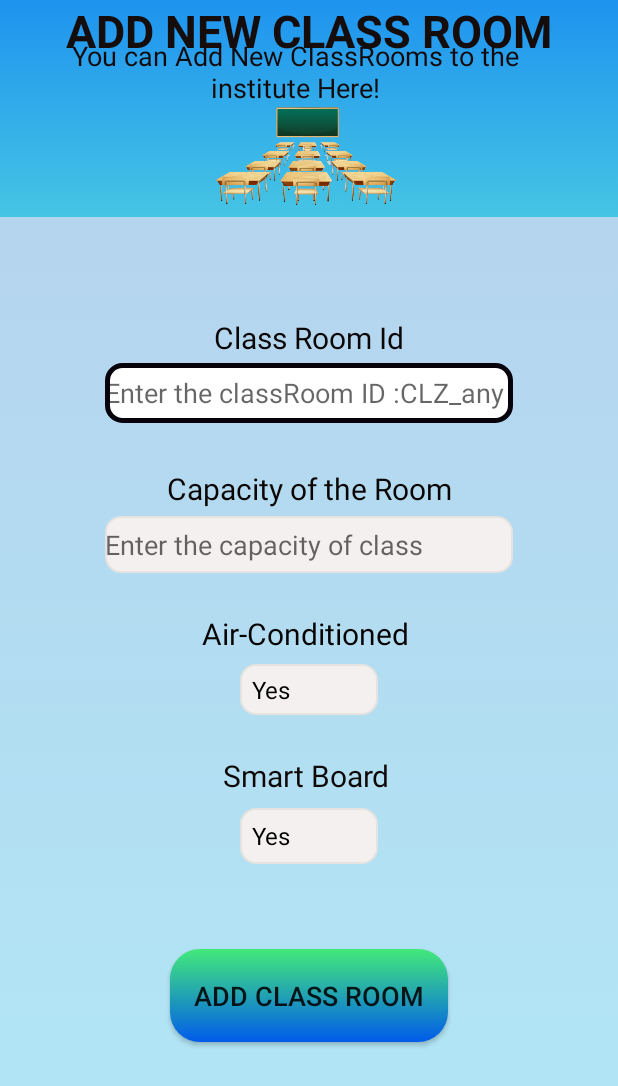
After one commit to PraveenRanasinghe/Timetabling-System-Mobile-App, an Android app: the add_classroom screen opened directly, with no data from a screen before it, on a phone screen of 412 x 824 dp. The commit adds this screen. Shown: the top 1086 px of the screen. Run offline under Robolectric (Android 15) with nearby library versions, the phone set to English and light mode, and no system bars.

Commit message:
Completed basic designs for admin dashboard

```diff
--- a/app/src/main/AndroidManifest.xml
+++ b/app/src/main/AndroidManifest.xml
@@ -9,7 +9,8 @@
         android:roundIcon="@mipmap/ic_launcher_round"
         android:supportsRtl="true"
         android:theme="@style/AppTheme">
-        <activity android:name=".add_batch"></activity>
+        <activity android:name=".add_classroom"></activity>
+        <activity android:name=".add_batch" />
         <activity android:name=".add_module" />
         <activity android:name=".add_lecturer" />
         <activity android:name=".add_student" />
--- /dev/null
+++ b/app/src/main/java/com/example/my_timetable/add_classroom.java
@@ -0,0 +1,30 @@
+package com.example.my_timetable;
+
+import androidx.appcompat.app.AppCompatActivity;
+
+import android.os.Bundle;
+import android.widget.ArrayAdapter;
+import android.widget.Spinner;
+
+public class add_classroom extends AppCompatActivity {
+
+    private Spinner spinner, spinner1;
+
+    @Override
+    protected void onCreate(Bundle savedInstanceState) {
+        super.onCreate(savedInstanceState);
+        setContentView(R.layout.activity_add_classroom);
+
+        spinner = findViewById(R.id.spinner);
+        spinner1= findViewById(R.id.spinner1);
+
+        String[] items={"Yes","No"};
+        String[] items1={"Yes","No"};
+
+        ArrayAdapter arrayAdapter = new ArrayAdapter(this,R.layout.support_simple_spinner_dropdown_item,items);
+        spinner.setAdapter(arrayAdapter);
+
+        ArrayAdapter arrayAdapter1 = new ArrayAdapter(this,R.layout.support_simple_spinner_dropdown_item,items1);
+        spinner1.setAdapter(arrayAdapter1);
+    }
+}
--- a/app/src/main/java/com/example/my_timetable/admin_classroom_operations.java
+++ b/app/src/main/java/com/example/my_timetable/admin_classroom_operations.java
@@ -2,7 +2,9 @@ package com.example.my_timetable;
 
 import androidx.appcompat.app.AppCompatActivity;
 
+import android.content.Intent;
 import android.os.Bundle;
+import android.view.View;
 
 public class admin_classroom_operations extends AppCompatActivity {
 
@@ -11,4 +13,8 @@ public class admin_classroom_operations extends AppCompatActivity {
         super.onCreate(savedInstanceState);
         setContentView(R.layout.activity_admin_classroom_operations);
     }
+
+    public void addClassroom(View view){
+        startActivity(new Intent(admin_classroom_operations.this,add_classroom.class));
+    }
 }
--- /dev/null
+++ b/app/src/main/res/layout/activity_add_classroom.xml
@@ -0,0 +1,180 @@
+<?xml version="1.0" encoding="utf-8"?>
+<RelativeLayout xmlns:android="http://schemas.android.com/apk/res/android"
+    xmlns:app="http://schemas.android.com/apk/res-auto"
+    xmlns:tools="http://schemas.android.com/tools"
+    android:layout_width="match_parent"
+    android:layout_height="match_parent"
+    android:background="@drawable/background"
+    >
+
+    <TextView
+        android:id="@+id/textView5"
+        android:layout_width="match_parent"
+        android:layout_height="167dp"
+        android:layout_alignParentTop="true"
+        android:layout_alignParentEnd="true"
+        android:layout_alignParentBottom="true"
+        android:layout_marginTop="0dp"
+        android:layout_marginEnd="0dp"
+        android:layout_marginBottom="679dp"
+        android:background="@drawable/header"
+        android:text="ADD NEW CLASS ROOM"
+        android:textAlignment="center"
+        android:textColor="#150C0C"
+        android:textSize="30sp"
+        android:textStyle="bold" />
+
+    <TextView
+        android:id="@+id/textView6"
+        android:layout_width="323dp"
+        android:layout_height="wrap_content"
+        android:layout_alignParentEnd="true"
+        android:layout_alignParentBottom="true"
+        android:layout_marginEnd="53dp"
+        android:layout_marginBottom="753dp"
+        android:text="You can Add New ClassRooms to the institute Here!"
+        android:textAlignment="center"
+        android:textColor="#120A0A"
+        android:textSize="18sp" />
+
+    <TextView
+        android:id="@+id/textView9"
+        android:layout_width="wrap_content"
+        android:layout_height="wrap_content"
+        android:layout_alignParentStart="true"
+        android:layout_alignParentEnd="true"
+        android:layout_alignParentBottom="true"
+        android:layout_marginStart="100dp"
+        android:layout_marginEnd="100dp"
+        android:layout_marginBottom="585dp"
+        android:text="Class Room Id"
+        android:textAlignment="center"
+        android:textColor="#0C0707"
+        android:textSize="20sp" />
+
+    <EditText
+        android:id="@+id/editTextTextPersonName"
+        android:layout_width="292dp"
+        android:layout_height="40dp"
+        android:layout_alignParentStart="true"
+        android:layout_alignParentEnd="true"
+        android:layout_alignParentBottom="true"
+        android:layout_marginStart="70dp"
+        android:layout_marginEnd="70dp"
+        android:layout_marginBottom="542dp"
+        android:background="@drawable/custom_input"
+        android:ems="10"
+        android:hint="Enter the classRoom ID :CLZ_any"
+        android:inputType="textPersonName" />
+
+    <TextView
+        android:id="@+id/textView10"
+        android:layout_width="227dp"
+        android:layout_height="30dp"
+        android:layout_alignParentStart="true"
+        android:layout_alignParentEnd="true"
+        android:layout_alignParentBottom="true"
+        android:layout_marginStart="106dp"
+        android:layout_marginEnd="106dp"
+        android:layout_marginBottom="482dp"
+        android:text="Capacity of the Room"
+        android:textAlignment="center"
+        android:textColor="#0B0606"
+        android:textSize="20sp" />
+
+    <EditText
+        android:id="@+id/editTextTextPersonName2"
+        android:layout_width="287dp"
+        android:layout_height="38dp"
+        android:layout_alignParentStart="true"
+        android:layout_alignParentEnd="true"
+        android:layout_alignParentBottom="true"
+        android:layout_marginStart="70dp"
+        android:layout_marginEnd="70dp"
+        android:layout_marginBottom="442dp"
+        android:background="@drawable/custom_input"
+        android:ems="10"
+        android:hint="Enter the capacity of class"
+        android:inputType="textPersonName" />
+
+    <TextView
+        android:id="@+id/textView11"
+        android:layout_width="227dp"
+        android:layout_height="33dp"
+        android:layout_alignParentStart="true"
+        android:layout_alignParentEnd="true"
+        android:layout_alignParentBottom="true"
+        android:layout_marginStart="106dp"
+        android:layout_marginEnd="106dp"
+        android:layout_marginBottom="382dp"
+        android:text="Air-Conditioned "
+        android:textAlignment="center"
+        android:textColor="#070404"
+        android:textSize="20sp" />
+
+    <Spinner
+        android:id="@+id/spinner"
+        android:layout_width="114dp"
+        android:layout_height="34dp"
+        android:layout_alignParentStart="true"
+        android:layout_alignParentEnd="true"
+        android:layout_alignParentBottom="true"
+        android:layout_marginStart="160dp"
+        android:layout_marginEnd="160dp"
+        android:layout_marginBottom="347dp"
+        android:background="@drawable/custom_input" />
+
+    <TextView
+        android:id="@+id/textView13"
+        android:layout_width="218dp"
+        android:layout_height="33dp"
+        android:layout_alignParentStart="true"
+        android:layout_alignParentEnd="true"
+        android:layout_alignParentBottom="true"
+        android:layout_marginStart="106dp"
+        android:layout_marginEnd="106dp"
+        android:layout_marginBottom="287dp"
+        android:text="Smart Board "
+        android:textAlignment="center"
+        android:textColor="#0E0808"
+        android:textSize="20sp" />
+
+    <Spinner
+        android:id="@+id/spinner1"
+        android:layout_width="wrap_content"
+        android:layout_height="37dp"
+        android:layout_alignParentStart="true"
+        android:layout_alignParentEnd="true"
+        android:layout_alignParentBottom="true"
+        android:layout_marginStart="160dp"
+        android:layout_marginEnd="160dp"
+        android:layout_marginBottom="248dp"
+        android:background="@drawable/custom_input" />
+
+    <Button
+        android:id="@+id/button9"
+        android:layout_width="184dp"
+        android:layout_height="62dp"
+        android:layout_alignParentStart="true"
+        android:layout_alignParentEnd="true"
+        android:layout_alignParentBottom="true"
+        android:layout_marginStart="113dp"
+        android:layout_marginEnd="113dp"
+        android:layout_marginBottom="129dp"
+        android:background="@drawable/add_button"
+        android:text="Add Class Room"
+        android:textSize="18sp" />
+
+    <ImageView
+        android:id="@+id/imageView13"
+        android:layout_width="151dp"
+        android:layout_height="94dp"
+        android:layout_alignParentStart="true"
+        android:layout_alignParentEnd="true"
+        android:layout_alignParentBottom="true"
+        android:layout_marginStart="128dp"
+        android:layout_marginEnd="132dp"
+        android:layout_marginBottom="668dp"
+        android:src="@drawable/classroom" />
+
+</RelativeLayout>
--- a/app/src/main/res/layout/activity_admin_classroom_operations.xml
+++ b/app/src/main/res/layout/activity_admin_classroom_operations.xml
@@ -16,8 +16,8 @@
         android:layout_marginEnd="227dp"
         android:layout_marginBottom="350dp"
         android:background="@drawable/buttons"
-        android:text="Add New Class-Rooms"
-        />
+        android:onClick="addClassroom"
+        android:text="Add New Class-Rooms" />
 
     <TextView
         android:layout_width="match_parent"
```
